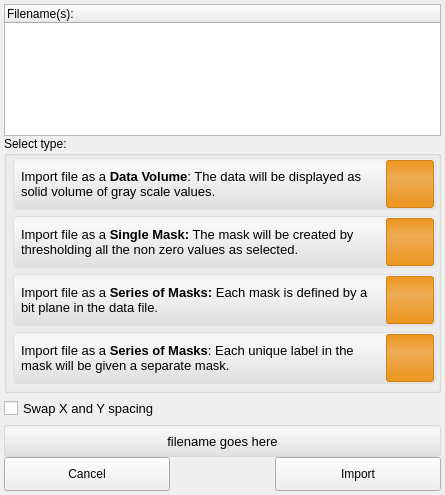
First picture: the form in src/Interface/Application/LayerImporterWidget.ui, repository SCIInstitute/Seg3D, before the edit.
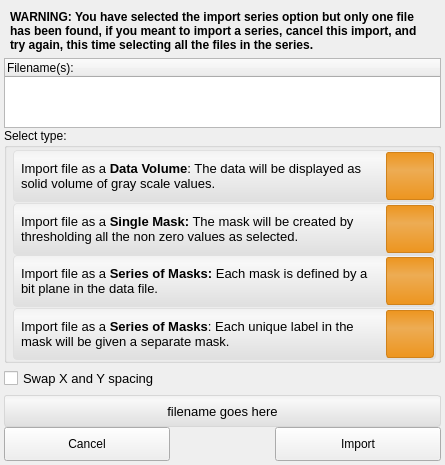
Second picture: the form after the edit. Icons and pictures are not drawn. Custom widgets are drawn as their Qt base class.

```diff
--- a/src/Interface/Application/LayerImporterWidget.ui
+++ b/src/Interface/Application/LayerImporterWidget.ui
@@ -7,7 +7,7 @@
     <x>0</x>
     <y>0</y>
     <width>445</width>
-    <height>495</height>
+    <height>458</height>
    </rect>
   </property>
   <property name="minimumSize">
@@ -16,12 +16,6 @@
     <height>0</height>
    </size>
   </property>
-  <property name="maximumSize">
-   <size>
-    <width>445</width>
-    <height>16777215</height>
-   </size>
-  </property>
   <property name="windowTitle">
    <string>LayerImporterWidget</string>
   </property>
@@ -171,6 +165,40 @@
    <property name="margin">
     <number>4</number>
    </property>
+   <item>
+    <widget class="QWidget" name="series_warning_widget_" native="true">
+     <property name="minimumSize">
+      <size>
+       <width>0</width>
+       <height>32</height>
+      </size>
+     </property>
+     <layout class="QHBoxLayout" name="horizontalLayout_13">
+      <property name="spacing">
+       <number>0</number>
+      </property>
+      <property name="margin">
+       <number>6</number>
+      </property>
+      <item>
+       <widget class="QLabel" name="label">
+        <property name="font">
+         <font>
+          <weight>75</weight>
+          <bold>true</bold>
+         </font>
+        </property>
+        <property name="text">
+         <string>WARNING: You have selected the import series option but only one file has been found, if you meant to import a series, cancel this import, and try again, this time selecting all the files in the series.</string>
+        </property>
+        <property name="wordWrap">
+         <bool>true</bool>
+        </property>
+       </widget>
+      </item>
+     </layout>
+    </widget>
+   </item>
    <item>
     <widget class="QTableWidget" name="file_name_table_">
      <property name="horizontalScrollBarPolicy">
```
